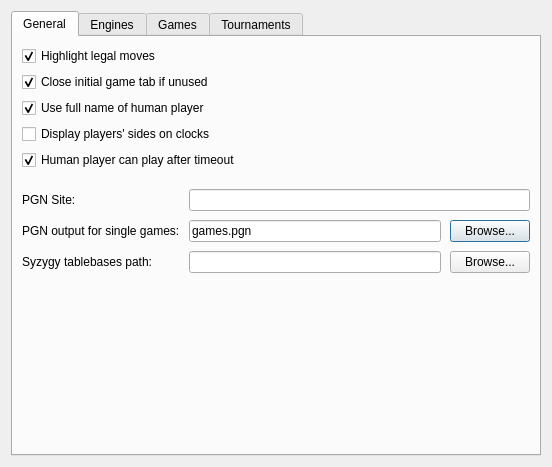
Old version of the form projects/gui/ui/settingsdlg.ui in the repository leedavid/QTggchess.
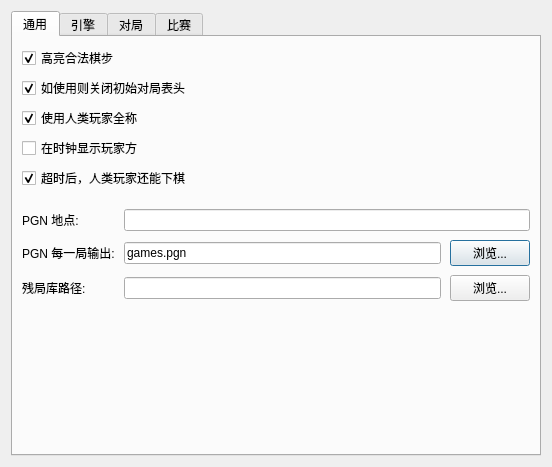
New version of the form. The open tabs and pages were chosen to show the change. Custom widgets are drawn as their Qt base class.

```diff
--- a/projects/gui/ui/settingsdlg.ui
+++ b/projects/gui/ui/settingsdlg.ui
@@ -27,7 +27,7 @@
      </property>
      <widget class="QWidget" name="m_generalTab">
       <attribute name="title">
-       <string>General</string>
+       <string>通用</string>
       </attribute>
       <layout class="QVBoxLayout" name="verticalLayout_6">
        <item>
@@ -35,7 +35,7 @@
          <item row="6" column="0">
           <widget class="QCheckBox" name="m_humanCanPlayAfterTimeoutCheck">
            <property name="text">
-            <string>Human player can play after timeout</string>
+            <string>超时后，人类玩家还能下棋</string>
            </property>
            <property name="checked">
             <bool>true</bool>
@@ -45,14 +45,14 @@
          <item row="4" column="0">
           <widget class="QCheckBox" name="m_playersSidesOnClocksCheck">
            <property name="text">
-            <string>Display players' sides on clocks </string>
+            <string>在时钟显示玩家方 </string>
            </property>
           </widget>
          </item>
          <item row="1" column="0">
           <widget class="QCheckBox" name="m_closeUnusedInitialTabCheck">
            <property name="text">
-            <string>Close initial game tab if unused</string>
+            <string>如使用则关闭初始对局表头</string>
            </property>
            <property name="checked">
             <bool>true</bool>
@@ -62,7 +62,7 @@
          <item row="0" column="0">
           <widget class="QCheckBox" name="m_highlightLegalMovesCheck">
            <property name="text">
-            <string>Highlight legal moves</string>
+            <string>高亮合法棋步</string>
            </property>
            <property name="checked">
             <bool>true</bool>
@@ -72,7 +72,7 @@
          <item row="3" column="0">
           <widget class="QCheckBox" name="m_useFullUserNameCheck">
            <property name="text">
-            <string>Use full name of human player</string>
+            <string>使用人类玩家全称</string>
            </property>
            <property name="checked">
             <bool>true</bool>
@@ -104,7 +104,7 @@
          <item row="1" column="0">
           <widget class="QLabel" name="m_siteLabel">
            <property name="text">
-            <string>PGN Site:</string>
+            <string>PGN 地点:</string>
            </property>
            <property name="buddy">
             <cstring>m_siteEdit</cstring>
@@ -114,7 +114,7 @@
          <item row="2" column="0">
           <widget class="QLabel" name="m_defaultPgnOutFileLabel">
            <property name="text">
-            <string>PGN output for single games:</string>
+            <string>PGN 每一局输出:</string>
            </property>
           </widget>
          </item>
@@ -130,7 +130,7 @@
            <item>
             <widget class="QPushButton" name="m_defaultPgnOutFileBtn">
              <property name="text">
-              <string>Browse...</string>
+              <string>浏览...</string>
              </property>
              <property name="shortcut">
               <string/>
@@ -142,7 +142,7 @@
          <item row="3" column="0">
           <widget class="QLabel" name="m_tbPathLabel">
            <property name="text">
-            <string>Syzygy tablebases path:</string>
+            <string>残局库路径:</string>
            </property>
            <property name="buddy">
             <cstring>m_tbPathEdit</cstring>
@@ -157,7 +157,7 @@
            <item>
             <widget class="QPushButton" name="m_browseTbPathBtn">
              <property name="text">
-              <string>Browse...</string>
+              <string>浏览...</string>
              </property>
             </widget>
            </item>
@@ -182,7 +182,7 @@
      </widget>
      <widget class="QWidget" name="m_enginesTab">
       <attribute name="title">
-       <string>Engines</string>
+       <string>引擎</string>
       </attribute>
       <layout class="QVBoxLayout" name="verticalLayout">
        <property name="leftMargin">
@@ -204,7 +204,7 @@
      </widget>
      <widget class="QWidget" name="m_gamesTab">
       <attribute name="title">
-       <string>Games</string>
+       <string>对局</string>
       </attribute>
       <layout class="QVBoxLayout" name="verticalLayout_3">
        <property name="spacing">
@@ -229,7 +229,7 @@
      </widget>
      <widget class="QWidget" name="m_tournamentsTab">
       <attribute name="title">
-       <string>Tournaments</string>
+       <string>比赛</string>
       </attribute>
       <layout class="QVBoxLayout" name="verticalLayout_4">
        <item>
```
Left out of the diff: 18 changed lines with no effect on the pictures.
